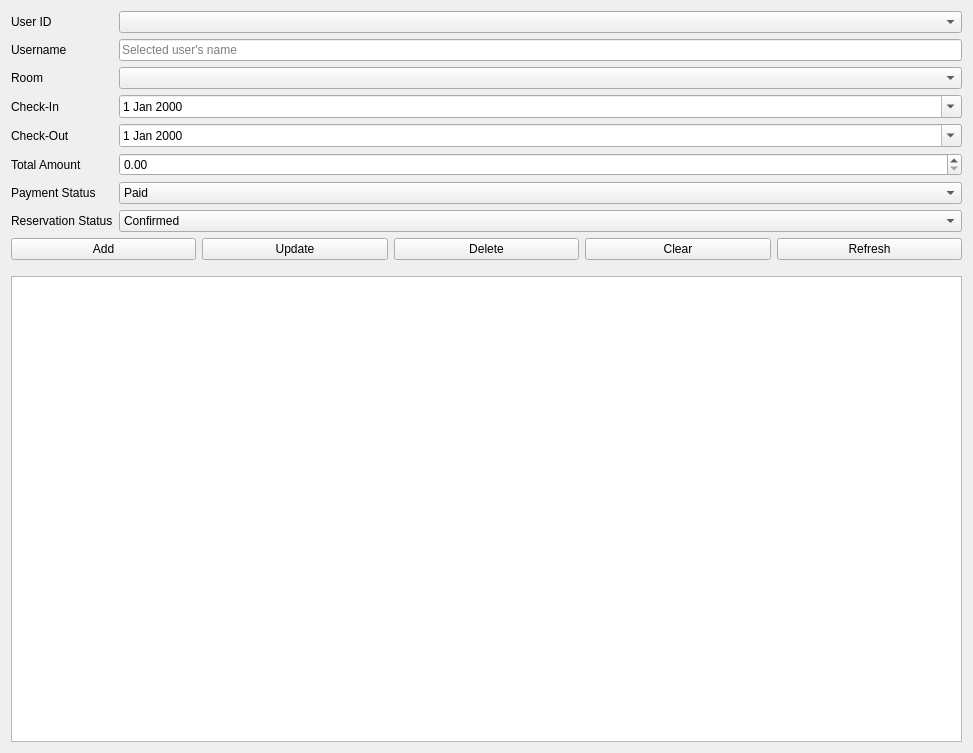
Qt form reservations.ui (WeWeBunnyX/HotelReservationSQL_Application) before a commit.
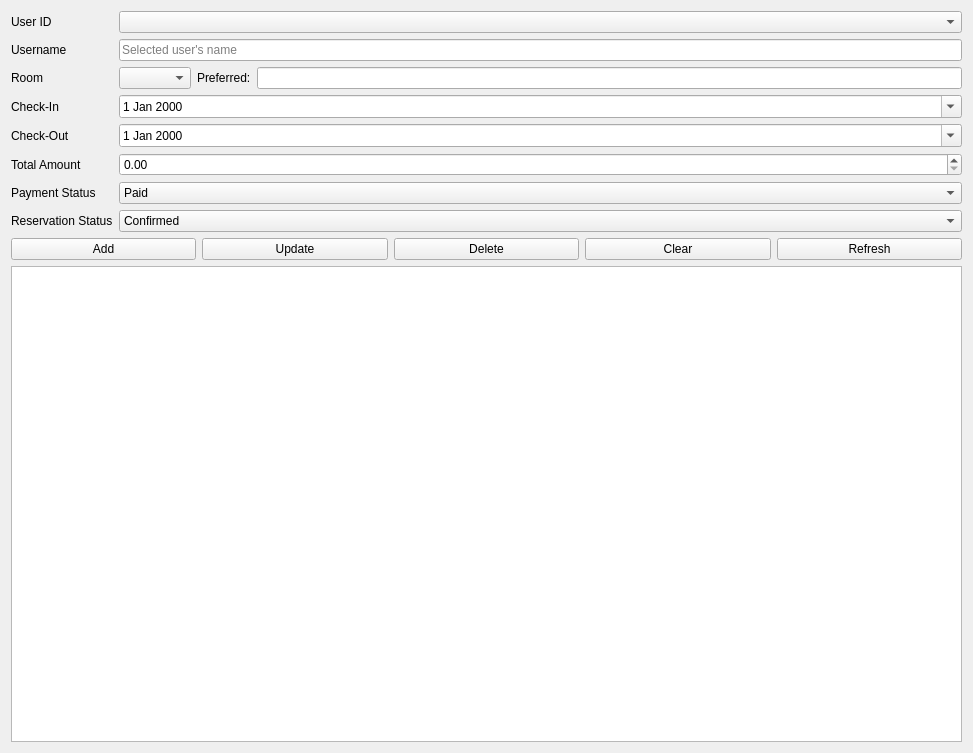
The same form after that commit.

```diff
--- a/reservations.ui
+++ b/reservations.ui
@@ -51,7 +51,25 @@
       </widget>
      </item>
      <item row="2" column="1">
-      <widget class="QComboBox" name="comboBoxRoom"/>
+      <layout class="QHBoxLayout" name="roomLayout">
+       <item>
+        <widget class="QComboBox" name="comboBoxRoom"/>
+       </item>
+       <item>
+        <widget class="QLabel" name="labelPreferred">
+         <property name="text">
+          <string>Preferred:</string>
+         </property>
+        </widget>
+       </item>
+       <item>
+        <widget class="QLineEdit" name="lineEditPreferred">
+         <property name="readOnly">
+          <bool>true</bool>
+         </property>
+        </widget>
+       </item>
+      </layout>
      </item>
      <item row="3" column="0">
       <widget class="QLabel" name="labelCheckIn">
@@ -182,36 +200,7 @@
     </layout>
    </item>
    <item>
-    <spacer name="verticalSpacer">
-     <property name="orientation">
-      <enum>Qt::Vertical</enum>
-     </property>
-     <property name="sizeType">
-      <enum>QSizePolicy::Minimum</enum>
-     </property>
-     <property name="sizeHint" stdset="0">
-      <size>
-       <width>10</width>
-       <height>10</height>
-      </size>
-     </property>
-    </spacer>
-   </item>
-   <item>
-    <widget class="QTableView" name="tableViewReservations">
-     <property name="sizePolicy">
-      <sizepolicy hsizetype="Expanding" vsizetype="Expanding">
-       <horstretch>0</horstretch>
-       <verstretch>0</verstretch>
-      </sizepolicy>
-     </property>
-     <attribute name="horizontalHeaderStretchLastSection">
-      <bool>true</bool>
-     </attribute>
-     <attribute name="verticalHeaderStretchLastSection">
-      <bool>false</bool>
-     </attribute>
-    </widget>
+    <widget class="QTableView" name="tableViewReservations"/>
    </item>
   </layout>
  </widget>
```
Left out of the diff: 4 changed lines with no effect on the pictures.
